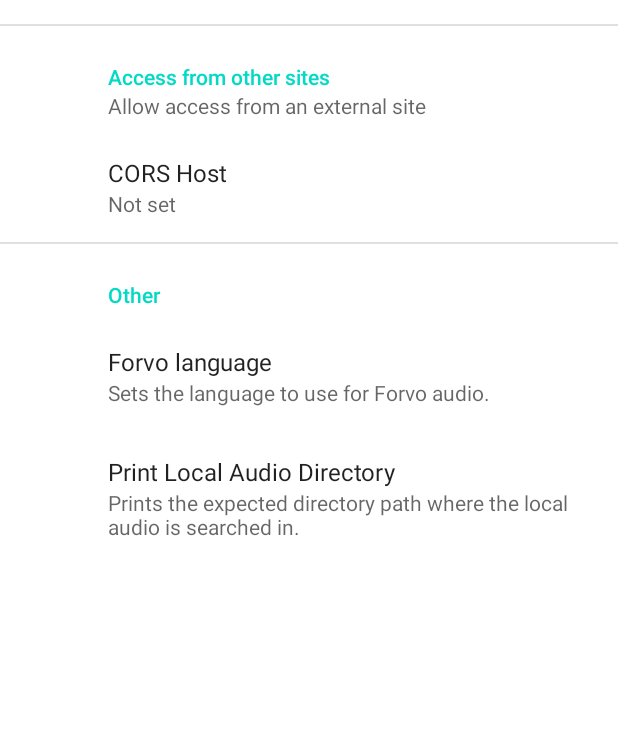
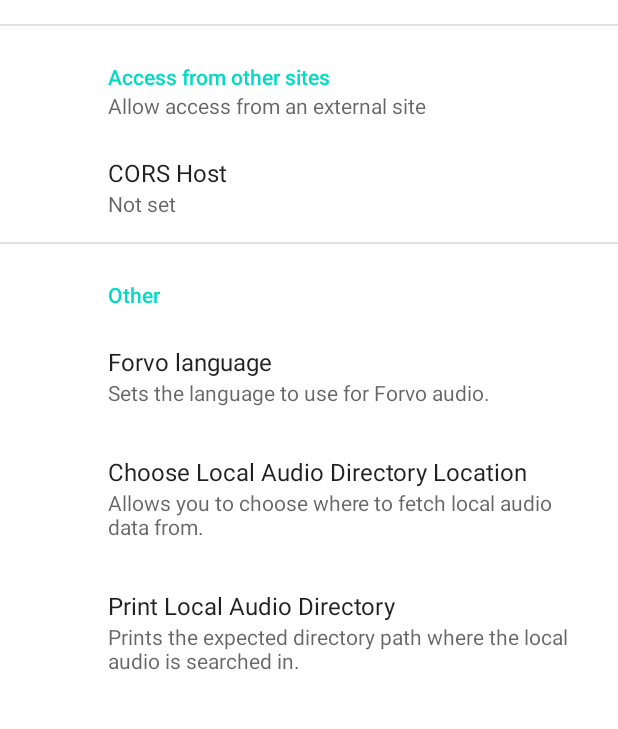
Before and after one commit to KamWithK/AnkiconnectAndroid, an Android app: the SettingsActivity screen opened directly, with no data from a screen before it, on a phone screen of 412 x 824 dp, the part 271-1000 px from its top. Run offline under Robolectric (Android 15) with nearby library versions, the phone set to English and light mode, and no system bars; our stand-ins replace androidx.preference.

Commit message:
feat: allow users to pick local audio source location
context.getExternalFilesDir(null) will default to what it believes is the primary storage, sometimes that's internal and sometimes that's external. With this change users will now be able to pick which option they want. If the user does nothing it defaults back to the existing getExternalFilesDir and allows the system to pick the default.

```diff
--- a/app/src/main/java/com/kamwithk/ankiconnectandroid/SettingsActivity.java
+++ b/app/src/main/java/com/kamwithk/ankiconnectandroid/SettingsActivity.java
@@ -2,7 +2,6 @@ package com.kamwithk.ankiconnectandroid;
 
 import android.content.Context;
 import android.content.Intent;
-import android.os.Build;
 import android.os.Bundle;
 import android.provider.Settings;
 import android.widget.Toast;
@@ -11,8 +10,12 @@ import androidx.appcompat.app.ActionBar;
 import androidx.appcompat.app.AppCompatActivity;
 import androidx.appcompat.widget.Toolbar;
 import androidx.preference.EditTextPreference;
+import androidx.preference.ListPreference;
 import androidx.preference.Preference;
 import androidx.preference.PreferenceFragmentCompat;
+
+import java.io.File;
+import java.util.Arrays;
 
 
 public class SettingsActivity extends AppCompatActivity {
@@ -63,7 +66,9 @@ public class SettingsActivity extends AppCompatActivity {
                     if (context == null) {
                         Toast.makeText(getContext(), "Cannot get local audio folder, as context is null.", Toast.LENGTH_LONG).show();
                     } else {
-                        Toast.makeText(getContext(), "Local audio folder: " + context.getExternalFilesDir(null), Toast.LENGTH_LONG).show();
+                        String folder = context.getSharedPreferences(getString(R.string.shared_app_preferences), 0)
+                                .getString("storage_location", context.getExternalFilesDir(null).getAbsolutePath());
+                        Toast.makeText(getContext(), "Local audio folder: " + folder, Toast.LENGTH_LONG).show();
                         // TODO snackbar?
                         // getView() seems to be null...
 //                        Snackbar snackbar = Snackbar.make(getView().findViewById(R.id.settings),
@@ -73,7 +78,27 @@ public class SettingsActivity extends AppCompatActivity {
                     }
                     return true;
                 });
+            }
 
+            preference = findPreference("storage_location");
+            if (preference != null) {
+                Context context = getContext();
+                // custom handler of preference: open permissions screen
+                if (context == null) {
+                    Toast.makeText(getContext(), "Cannot get local audio folder, as context is null.", Toast.LENGTH_LONG).show();
+                } else {
+                    String[] dirs = Arrays.stream(context.getExternalFilesDirs(null)).map(File::getAbsolutePath).toArray(String[]::new);
+                    preference.setDefaultValue(dirs[0]);
+                    ((ListPreference) preference).setEntries(dirs);
+                    ((ListPreference) preference).setEntryValues(dirs);
+                    preference.setOnPreferenceChangeListener((p, newValue) -> {
+                        context.getSharedPreferences(getString(R.string.shared_app_preferences), 0)
+                                .edit()
+                                .putString("storage_location", (String) newValue)
+                                .commit();
+                        return true;
+                    });
+                }
             }
 
            EditTextPreference corsHostPreference = findPreference("cors_hostname");
--- a/app/src/main/res/values/strings.xml
+++ b/app/src/main/res/values/strings.xml
@@ -1,6 +1,7 @@
 <resources>
     <string name="app_name">Ankiconnect Android</string>
 
+    <string name="shared_app_preferences">com.kamwithk.ankiconnectandroid.SHARED_APP_PREFERENCES</string>
     <string name="action_settings">Settings</string>
     <string name="settings_overlay_permissions_title">Access Overlay Permissions</string>
     <string name="settings_permissions_header">Permissions</string>
@@ -9,6 +10,8 @@
     <string name="settings_forvo_language_title">Forvo language</string>
     <string name="settings_forvo_language_summary">Sets the language to use for Forvo audio.</string>
     <string name="settings_forvo_language_dialog_title">Select Language</string>
+    <string name="settings_preferred_storage_location_title">Choose Local Audio Directory Location</string>
+    <string name="settings_preferred_storage_location_summary">Allows you to choose where to fetch local audio data from.</string>
     <string name="get_dir_path_title">Print Local Audio Directory</string>
     <string name="get_dir_path_title_summary">Prints the expected directory path where the local audio is searched in.</string>
     <string name="dialog_notif_perm_info">This app uses a persistent notification to inform you that the server is running. Please enable notifications to see this.</string>
--- a/app/src/main/res/xml/root_preferences.xml
+++ b/app/src/main/res/xml/root_preferences.xml
@@ -34,6 +34,10 @@
             android:entries="@array/forvo_language_entries"
             android:entryValues="@array/forvo_language_values" />
 
+        <ListPreference
+            app:key="storage_location"
+            app:title="@string/settings_preferred_storage_location_title"
+            app:summary="@string/settings_preferred_storage_location_summary"/>
         <Preference
             app:key="get_dir_path"
             app:title="@string/get_dir_path_title"
```
Also changed, not shown: app/src/main/java/com/kamwithk/ankiconnectandroid/routing/LocalAudioAPIRouting.java (+8 -1 lines).
